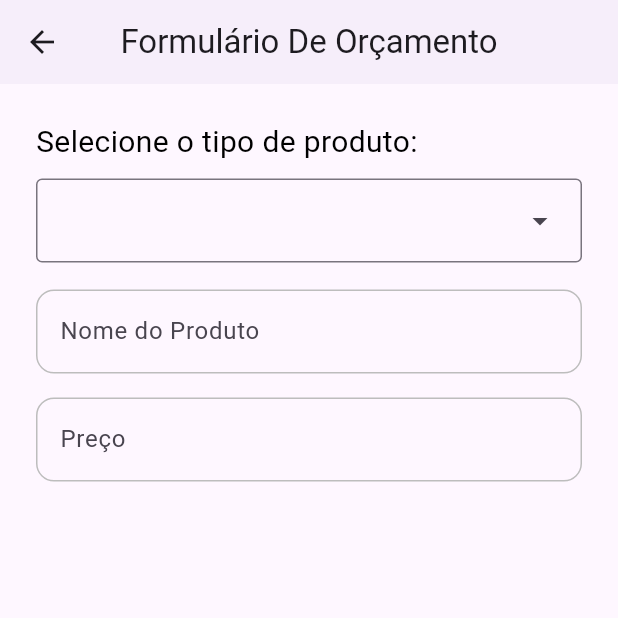
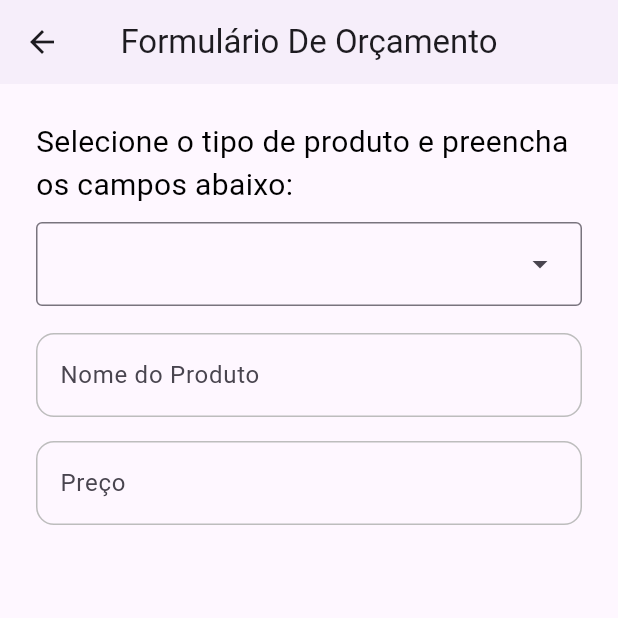
Before and after one commit to pedroafk/Business_Budget, a Flutter app: the FormView screen opened by its route, on a phone screen of 412 x 824 dp, the top half of it. Run offline on Flutter 3.47's test engine with Material 3 defaults, Android fonts, the phone set to English and light mode, and no system bars; our stand-ins replace bloc, equatable, flutter_bloc.

Commit message:
Remoção de componente desnecessário

```diff
--- a/lib/bloc/business_event.dart
+++ b/lib/bloc/business_event.dart
@@ -17,7 +17,7 @@ class ProductSelected extends BusinessEvent {
 
 class RebuildForm extends BusinessEvent {}
 
-class AppliedRuses extends BusinessEvent {}
+class AppliedRules extends BusinessEvent {}
 
 class RecalculatedPrices extends BusinessEvent {}
 
--- a/lib/models/products/product.dart
+++ b/lib/models/products/product.dart
@@ -20,7 +20,7 @@ class IndustrialProduct extends Product {
 
 class ResidentialProduct extends Product {
   final String color;
-  final int guarantee;
+  final String guarantee;
   final String finishing;
   ResidentialProduct(
     super.name,
--- a/lib/widgets/components/text_title.dart
+++ /dev/null
@@ -1,17 +0,0 @@
-import 'package:flutter/material.dart';
-
-class TextTitle extends StatelessWidget {
-  const TextTitle({super.key, required this.text, required this.textAlign});
-
-  final String text;
-  final TextAlign textAlign;
-
-  @override
-  Widget build(BuildContext context) {
-    return Text(
-      text,
-      textAlign: textAlign,
-      style: const TextStyle(fontSize: 20, color: Colors.black),
-    );
-  }
-}
--- a/lib/widgets/form_view.dart
+++ b/lib/widgets/form_view.dart
@@ -1,6 +1,5 @@
 import 'package:business_budget/widgets/components/dropdown_form.dart';
 import 'package:business_budget/widgets/components/form_field_widget.dart';
-import 'package:business_budget/widgets/components/text_title.dart';
 import 'package:flutter/material.dart';
 import 'package:flutter_bloc/flutter_bloc.dart';
 import 'package:business_budget/bloc/business_bloc.dart';
@@ -22,9 +21,10 @@ class FormView extends StatelessWidget {
           child: Column(
             crossAxisAlignment: CrossAxisAlignment.start,
             children: [
-              const TextTitle(
-                text: "Selecione o tipo de produto:",
+              const Text(
+                "Selecione o tipo de produto e preencha os campos abaixo:",
                 textAlign: TextAlign.start,
+                style: TextStyle(fontSize: 20, color: Colors.black),
               ),
               const SizedBox(height: 10),
               const DropdownForm(),
```
